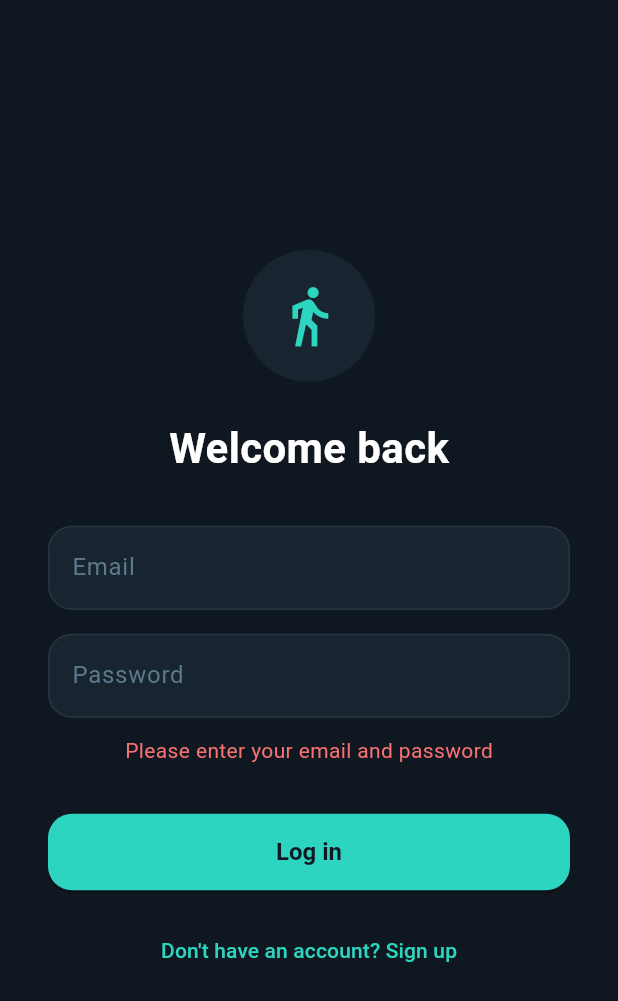
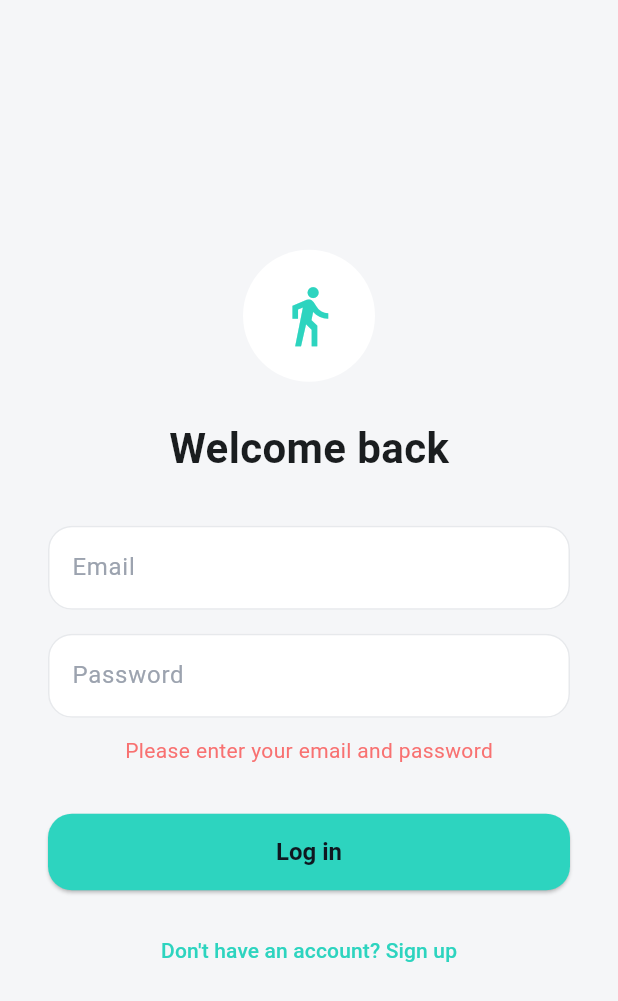
Before and after one commit to karan3064/insoleapp, a Flutter app: the screen it shows after launch, after a tap on "Log in", on a phone screen of 412 x 824 dp. Shown: the top 1001 px of the screen. Run offline on Flutter 3.47's test engine with Material 3 defaults, Android fonts, the phone set to English and light mode, and no system bars; our stand-ins replace cloud_firestore, firebase_auth, firebase_core, fl_chart, flutter_blue_plus, geolocator and 3 more; accounts and stored records are empty.

Commit message:
Rebrand to NurvoSync + add full light/dark theming
Rename (display-only, per explicit scope decision): app label, splash
text, MaterialApp title/class name all say "NurvoSync" now. The Dart
package (package:solesync/...), Android/iOS application id
(com.solesync.solesync), and the Firebase project (solesync-f7740) keep
their original identifiers so the existing Firebase/Google Maps setup
isn't disturbed.

Theming: split color tokens into two tiers --
- lib/theme/app_colors.dart: brand/semantic colors that read fine in both
  themes (primary teal, gradients, status colors, onPrimary), stay static.
- lib/theme/app_palette.dart (new): the tokens that actually flip
  (backgrounds, text, borders, card surfaces). AppPalette.light is a
  Samsung-Health-style white/card-with-shadow look; AppPalette.dark is
  the original navy/bordered-card look. Accessed via `context.palette`,
  with a `.card()` helper for the shared "bordered in dark, shadowed in
  light" card decoration.

MaterialApp now supplies both AppTheme.light and AppTheme.dark with
themeMode: ThemeMode.system, so the app follows the phone's light/dark
setting automatically. Every screen and CustomPainter (foot pressure
view, line chart) was updated to pull theme-variant colors from
context.palette instead of static constants.

```diff
--- a/lib/main.dart
+++ b/lib/main.dart
@@ -23,11 +23,11 @@ Future<void> main() async {
     debugPrint('Firebase init skipped/failed: $e');
   }
 
-  runApp(const SoleSyncApp());
+  runApp(const NurvoSyncApp());
 }
 
-class SoleSyncApp extends StatelessWidget {
-  const SoleSyncApp({super.key});
+class NurvoSyncApp extends StatelessWidget {
+  const NurvoSyncApp({super.key});
 
   @override
   Widget build(BuildContext context) {
@@ -38,11 +38,11 @@ class SoleSyncApp extends StatelessWidget {
         ChangeNotifierProvider(create: (_) => BleProvider()),
       ],
       child: MaterialApp(
-        title: 'SoleSync',
+        title: 'NurvoSync',
         debugShowCheckedModeBanner: false,
-        theme: AppTheme.dark,
+        theme: AppTheme.light,
         darkTheme: AppTheme.dark,
-        themeMode: ThemeMode.dark,
+        themeMode: ThemeMode.system,
         initialRoute: '/splash',
         routes: {
           '/splash': (_) => const SplashScreen(),
--- a/lib/screens/login_screen.dart
+++ b/lib/screens/login_screen.dart
@@ -4,6 +4,7 @@ import 'package:provider/provider.dart';
 import '../state/auth_provider.dart';
 import '../state/insole_provider.dart';
 import '../theme/app_colors.dart';
+import '../theme/app_palette.dart';
 
 /// Mirrors `pages/login/login.vue`.
 class LoginScreen extends StatefulWidget {
@@ -55,8 +56,10 @@ class _LoginScreenState extends State<LoginScreen> {
 
   @override
   Widget build(BuildContext context) {
+    final p = context.palette;
+
     return Scaffold(
-      backgroundColor: AppColors.bg,
+      backgroundColor: p.bg,
       body: SafeArea(
         child: Center(
           child: SingleChildScrollView(
@@ -64,10 +67,10 @@ class _LoginScreenState extends State<LoginScreen> {
             child: Column(
               mainAxisSize: MainAxisSize.min,
               children: [
-                const CircleAvatar(
+                CircleAvatar(
                   radius: 44,
-                  backgroundColor: AppColors.surface,
-                  child: Icon(Icons.directions_walk, color: AppColors.primary, size: 44),
+                  backgroundColor: p.surface,
+                  child: const Icon(Icons.directions_walk, color: AppColors.primary, size: 44),
                 ),
                 const SizedBox(height: 24),
                 const Text('Welcome back',
@@ -97,7 +100,7 @@ class _LoginScreenState extends State<LoginScreen> {
                         ? const SizedBox(
                             height: 20,
                             width: 20,
-                            child: CircularProgressIndicator(strokeWidth: 2, color: AppColors.bg),
+                            child: CircularProgressIndicator(strokeWidth: 2, color: AppColors.onPrimary),
                           )
                         : const Text('Log in'),
                   ),
--- a/lib/screens/splash_screen.dart
+++ b/lib/screens/splash_screen.dart
@@ -5,6 +5,7 @@ import 'package:provider/provider.dart';
 import '../state/auth_provider.dart';
 import '../state/insole_provider.dart';
 import '../theme/app_colors.dart';
+import '../theme/app_palette.dart';
 
 /// Mirrors `pages/splash/splash.vue`: boots local state, resolves whether
 /// the user is already logged in, and routes accordingly.
@@ -53,17 +54,18 @@ class _SplashScreenState extends State<SplashScreen> {
 
   @override
   Widget build(BuildContext context) {
-    return const Scaffold(
-      backgroundColor: AppColors.bg,
+    final p = context.palette;
+    return Scaffold(
+      backgroundColor: p.bg,
       body: Center(
         child: Column(
           mainAxisSize: MainAxisSize.min,
           children: [
-            Icon(Icons.directions_walk, color: AppColors.primary, size: 72),
-            SizedBox(height: 16),
+            const Icon(Icons.directions_walk, color: AppColors.primary, size: 72),
+            const SizedBox(height: 16),
             Text(
-              'SoleSync',
-              style: TextStyle(color: AppColors.text, fontSize: 28, fontWeight: FontWeight.w700),
+              'NurvoSync',
+              style: TextStyle(color: p.text, fontSize: 28, fontWeight: FontWeight.w700),
             ),
           ],
         ),
--- a/lib/theme/app_colors.dart
+++ b/lib/theme/app_colors.dart
@@ -1,6 +1,8 @@
 import 'package:flutter/material.dart';
 
-/// Design tokens ported 1:1 from the Vue app's `styles/global.scss`.
+/// Brand/semantic tokens that stay the same in both light and dark mode.
+/// Backgrounds, text, borders, and card surfaces flip between themes --
+/// see [AppPalette] / `context.palette` for those.
 class AppColors {
   AppColors._();
 
@@ -14,20 +16,10 @@ class AppColors {
   static const warning = Color(0xFFFBBF24);
   static const error = Color(0xFFF87171);
 
-  // Background
-  static const bg = Color(0xFF0F1720);
-  static const surface = Color(0xFF182430);
-  static const surface2 = Color(0xFF1F2E3B);
-
-  // Text
-  static const text = Color(0xFFFFFFFF);
-  static const textSecondary = Color(0xFF92B7C9);
-  static const textTertiary = Color(0xFF5B7A8C);
-
-  // Border
-  static const border = Color(0xFF263542);
-
-  static const btnColor = Color(0xFF233C48);
+  /// Text/icon color for content drawn directly on top of [primary] --
+  /// teal is bright enough in both themes that a dark color always reads
+  /// best on it, so this doesn't flip with light/dark mode.
+  static const onPrimary = Color(0xFF0F1720);
 
   // Gradients (Samsung Health style cards)
   static const gradBlue = LinearGradient(
--- /dev/null
+++ b/lib/theme/app_palette.dart
@@ -0,0 +1,80 @@
+import 'package:flutter/material.dart';
+
+/// The subset of colors that actually flip between light and dark mode
+/// (backgrounds, text, borders, card surfaces). Brand/semantic colors that
+/// read fine on both (primary teal, gradients, status colors) stay as
+/// static constants in [AppColors] instead of living here.
+class AppPalette {
+  final Color bg;
+  final Color surface;
+  final Color surface2;
+  final Color text;
+  final Color textSecondary;
+  final Color textTertiary;
+  final Color border;
+  final Color btnColor;
+  final List<BoxShadow> cardShadow;
+
+  const AppPalette({
+    required this.bg,
+    required this.surface,
+    required this.surface2,
+    required this.text,
+    required this.textSecondary,
+    required this.textTertiary,
+    required this.border,
+    required this.btnColor,
+    required this.cardShadow,
+  });
+
+  /// Samsung Health style: soft white/near-white surfaces, card elevation
+  /// via subtle shadow rather than a visible border.
+  static const light = AppPalette(
+    bg: Color(0xFFF5F6F8),
+    surface: Color(0xFFFFFFFF),
+    surface2: Color(0xFFF0F2F5),
+    text: Color(0xFF1A1D1F),
+    textSecondary: Color(0xFF6B7280),
+    textTertiary: Color(0xFF9CA3AF),
+    border: Color(0xFFE7E9EC),
+    btnColor: Color(0xFFEFF2F5),
+    cardShadow: [
+      BoxShadow(color: Color(0x14000000), blurRadius: 20, offset: Offset(0, 8)),
+    ],
+  );
+
+  /// The original dark navy look: card elevation via a visible border
+  /// instead of a shadow (shadows don't read well on dark backgrounds).
+  static const dark = AppPalette(
+    bg: Color(0xFF0F1720),
+    surface: Color(0xFF182430),
+    surface2: Color(0xFF1F2E3B),
+    text: Color(0xFFFFFFFF),
+    textSecondary: Color(0xFF92B7C9),
+    textTertiary: Color(0xFF5B7A8C),
+    border: Color(0xFF263542),
+    btnColor: Color(0xFF233C48),
+    cardShadow: [],
+  );
+
+  static AppPalette of(BuildContext context) {
+    return Theme.of(context).brightness == Brightness.dark ? dark : light;
+  }
+
+  /// The standard "card" look: a visible border in dark mode (shadows don't
+  /// read on dark backgrounds), a soft shadow with no border in light mode
+  /// (the Samsung-Health-style elevated white card).
+  BoxDecoration card({double radius = 20}) {
+    final isDark = cardShadow.isEmpty;
+    return BoxDecoration(
+      color: surface,
+      borderRadius: BorderRadius.circular(radius),
+      border: isDark ? Border.all(color: border) : null,
+      boxShadow: cardShadow,
+    );
+  }
+}
+
+extension AppPaletteContext on BuildContext {
+  AppPalette get palette => AppPalette.of(this);
+}
--- a/lib/theme/app_theme.dart
+++ b/lib/theme/app_theme.dart
@@ -1,53 +1,58 @@
 import 'package:flutter/material.dart';
 import 'app_colors.dart';
+import 'app_palette.dart';
 
 class AppTheme {
   AppTheme._();
 
-  static ThemeData get dark {
-    final base = ThemeData.dark(useMaterial3: true);
+  static ThemeData get light => _build(AppPalette.light, Brightness.light);
+  static ThemeData get dark => _build(AppPalette.dark, Brightness.dark);
+
+  static ThemeData _build(AppPalette p, Brightness brightness) {
+    final base = ThemeData(brightness: brightness, useMaterial3: true);
 
     return base.copyWith(
-      scaffoldBackgroundColor: AppColors.bg,
+      scaffoldBackgroundColor: p.bg,
       colorScheme: base.colorScheme.copyWith(
         primary: AppColors.primary,
         secondary: AppColors.primary,
-        surface: AppColors.surface,
+        surface: p.surface,
         error: AppColors.error,
       ),
-      appBarTheme: const AppBarTheme(
-        backgroundColor: AppColors.bg,
-        foregroundColor: AppColors.text,
+      appBarTheme: AppBarTheme(
+        backgroundColor: p.bg,
+        foregroundColor: p.text,
         elevation: 0,
         centerTitle: false,
       ),
-      cardColor: AppColors.surface,
-      dividerColor: AppColors.border,
+      cardColor: p.surface,
+      dividerColor: p.border,
       textTheme: base.textTheme.apply(
-        bodyColor: AppColors.text,
-        displayColor: AppColors.text,
+        bodyColor: p.text,
+        displayColor: p.text,
       ),
       inputDecorationTheme: InputDecorationTheme(
         filled: true,
-        fillColor: AppColors.surface,
+        fillColor: p.surface,
         border: OutlineInputBorder(
           borderRadius: BorderRadius.circular(16),
-          borderSide: const BorderSide(color: AppColors.border),
+          borderSide: BorderSide(color: p.border),
         ),
         enabledBorder: OutlineInputBorder(
           borderRadius: BorderRadius.circular(16),
-          borderSide: const BorderSide(color: AppColors.border),
+          borderSide: BorderSide(color: p.border),
         ),
         focusedBorder: OutlineInputBorder(
           borderRadius: BorderRadius.circular(16),
           borderSide: const BorderSide(color: AppColors.primary),
         ),
-        hintStyle: const TextStyle(color: AppColors.textTertiary),
+        hintStyle: TextStyle(color: p.textTertiary),
       ),
       elevatedButtonTheme: ElevatedButtonThemeData(
         style: ElevatedButton.styleFrom(
           backgroundColor: AppColors.primary,
-          foregroundColor: AppColors.bg,
+          // Teal reads best with a dark foreground in both themes.
+          foregroundColor: AppColors.onPrimary,
           padding: const EdgeInsets.symmetric(vertical: 16),
           shape: RoundedRectangleBorder(
             borderRadius: BorderRadius.circular(16),
@@ -65,16 +70,16 @@ class AppTheme {
           ),
         ),
       ),
-      bottomNavigationBarTheme: const BottomNavigationBarThemeData(
-        backgroundColor: AppColors.surface,
+      bottomNavigationBarTheme: BottomNavigationBarThemeData(
+        backgroundColor: p.surface,
         selectedItemColor: AppColors.primary,
-        unselectedItemColor: AppColors.textTertiary,
+        unselectedItemColor: p.textTertiary,
         type: BottomNavigationBarType.fixed,
         showUnselectedLabels: true,
       ),
       sliderTheme: SliderThemeData(
         activeTrackColor: AppColors.primary,
-        inactiveTrackColor: AppColors.surface2,
+        inactiveTrackColor: p.surface2,
         thumbColor: AppColors.primary,
         overlayColor: AppColors.primary.withValues(alpha: 0.2),
       ),
```
Also changed, not shown: lib/screens/bluetooth_screen.dart (+8 -10 lines), lib/screens/detail_screen.dart (+20 -16 lines), lib/screens/gather_screen.dart (+11 -11 lines), lib/screens/home_screen.dart (+20 -32 lines), lib/screens/profile_screen.dart (+16 -16 lines), lib/screens/records_screen.dart (+7 -9 lines), lib/screens/signup_screen.dart (+6 -3 lines), lib/screens/trends_screen.dart (+7 -9 lines), lib/widgets/foot_line_chart.dart (+6 -5 lines), lib/widgets/foot_pressure_view.dart (+17 -3 lines), 4 other files.
